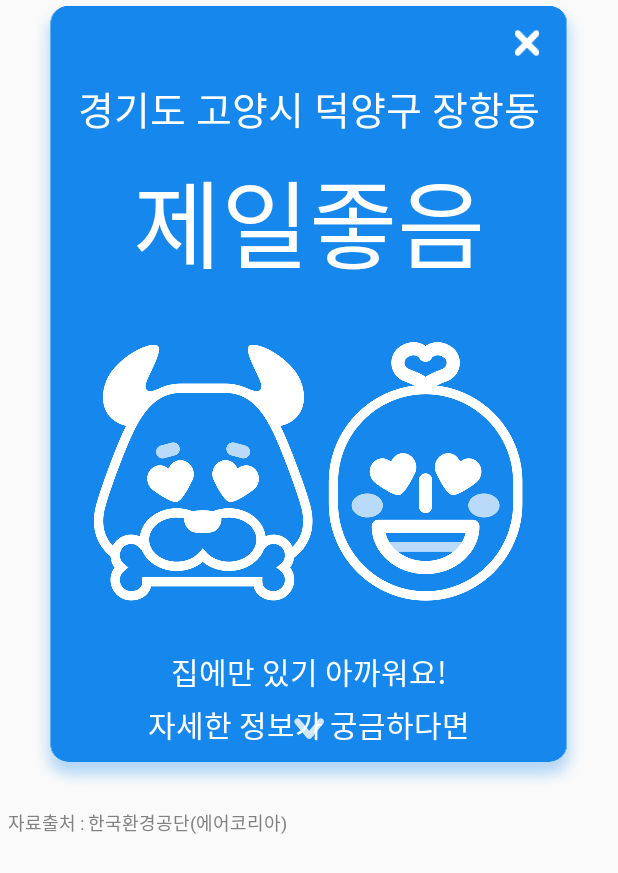
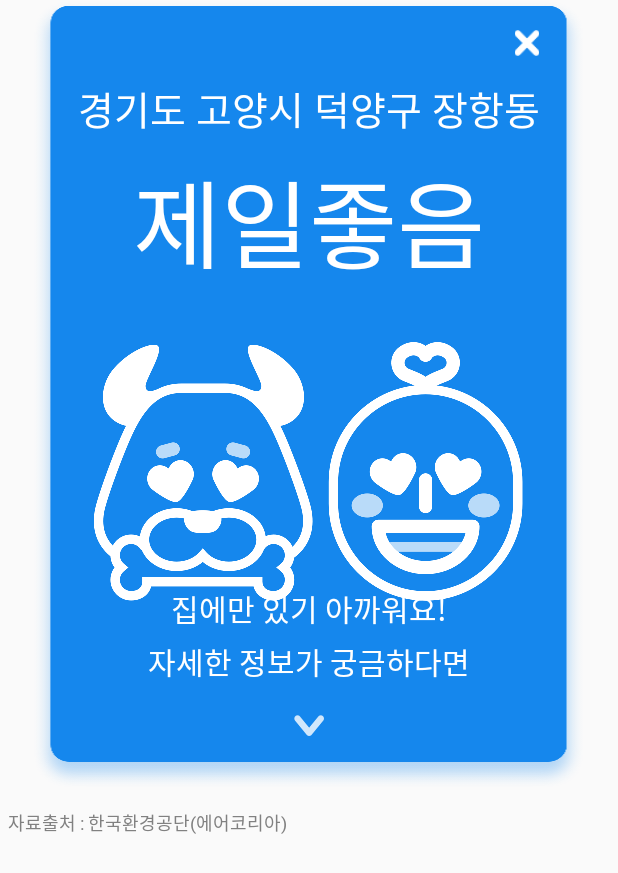
Before and after one commit to JaehyunKwon/Misemung_G, an Android app: the layout fragment_dust.xml on its own in the app's theme, with its tools: preview values and no code run, on a phone screen of 412 x 824 dp. Shown: the top 873 px of the screen. Run offline under Robolectric (Android 15) with nearby library versions, the light colour scheme and no system bars.

Commit message:
[권재현] 하단 문구와 하단 화살표 겹침현상으로 레이아웃 배치 수정

```diff
--- a/app/src/main/res/layout/fragment_dust.xml
+++ b/app/src/main/res/layout/fragment_dust.xml
@@ -65,32 +65,31 @@
                 android:layout_centerHorizontal="true"
                 android:src="@drawable/main_best"/>
 
+            <FrameLayout
+                android:id="@+id/bottom_layout"
+                android:layout_width="match_parent"
+                android:layout_height="wrap_content"
+                android:layout_alignParentBottom="true">
                 <TextView
                     android:id="@+id/main_desc"
                     android:layout_width="wrap_content"
                     android:layout_height="wrap_content"
-                android:layout_marginTop="32dp"
-                android:layout_centerHorizontal="true"
+                    android:layout_marginTop="16dp"
+                    android:layout_marginBottom="70dp"
+                    android:layout_gravity="center|top"
                     android:textSize="20sp"
                     android:textColor="#ffffff"
                     android:text="@string/best_desc"
                     android:fontFamily="@font/scdream_font_5"
                     android:lineSpacingExtra="5dp"
-                android:layout_below="@+id/main_img"
                     android:gravity="center"/>
 
-            <FrameLayout
-                android:id="@+id/bottom_layout"
-                android:layout_width="match_parent"
-                android:layout_height="wrap_content"
-                android:layout_alignParentBottom="true">
                 <ImageView
                     android:id="@+id/position_bottom"
                     android:layout_width="wrap_content"
                     android:layout_height="wrap_content"
-                    android:layout_marginTop="16dp"
-                    android:layout_marginBottom="27dp"
-                    android:layout_gravity="center"
+                    android:layout_marginBottom="35dp"
+                    android:layout_gravity="center|bottom"
                     android:src="@drawable/position_bottom"
                     android:clickable="false"/>
             </FrameLayout>
```
Lines whose indentation alone changed are shown as unchanged.
